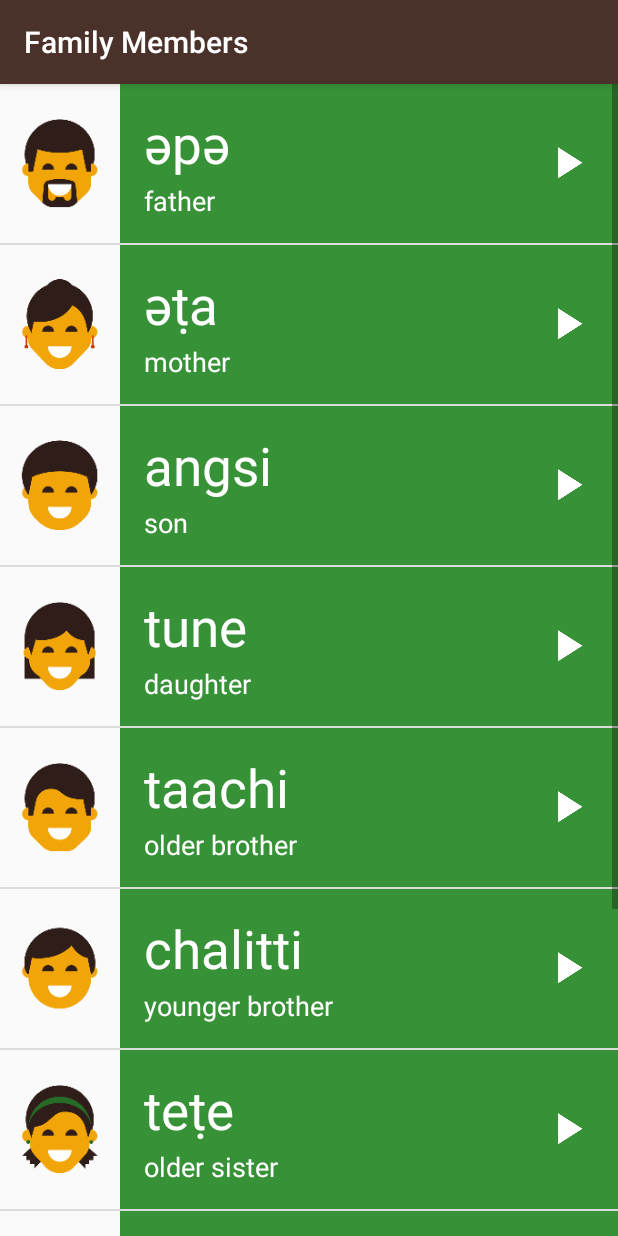
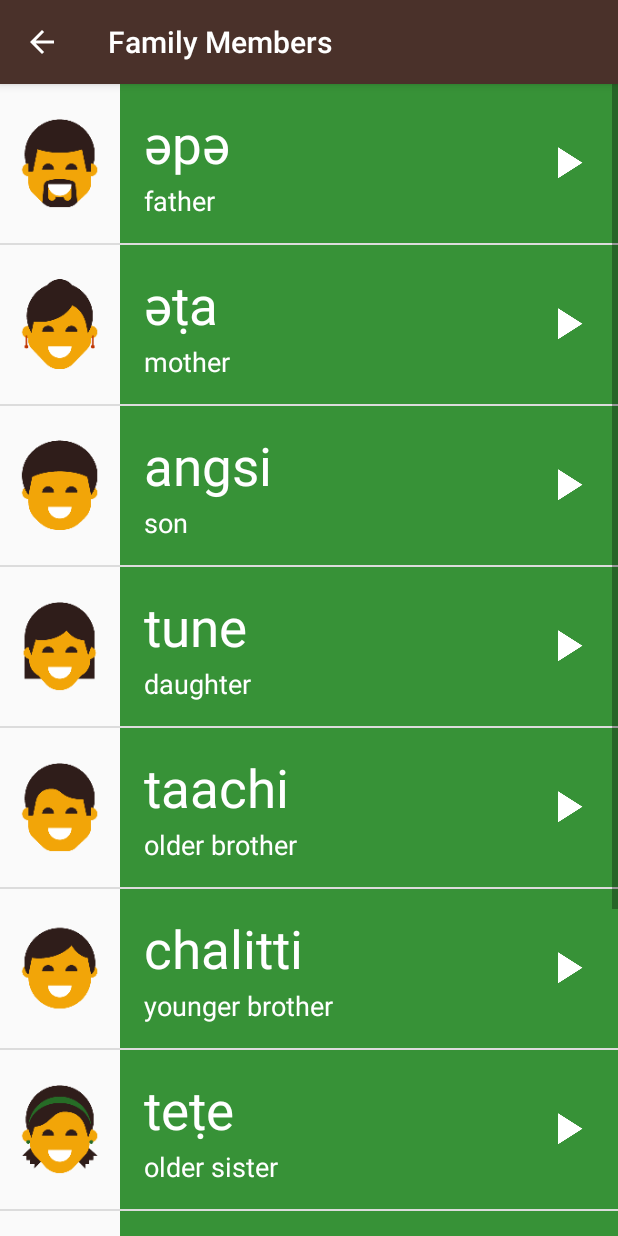
Before and after one commit to mido3ds/Miwok, an Android app: the FamilyActivity screen opened directly, with no data from a screen before it, after a tap on "әpә", on a phone screen of 412 x 824 dp. Run offline under Robolectric (Android 15) with nearby library versions, the phone set to English and light mode, and no system bars.

Commit message:
Added Up navigation

```diff
--- a/app/src/main/java/com/example/android/miwok/Activities/ColorsActivity.java
+++ b/app/src/main/java/com/example/android/miwok/Activities/ColorsActivity.java
@@ -6,9 +6,9 @@ import android.support.v7.app.AppCompatActivity;
 import android.widget.ListView;
 
 import com.example.android.miwok.ListViewUtilities.OnItemClickListener;
-import com.example.android.miwok.R;
 import com.example.android.miwok.ListViewUtilities.WordView;
 import com.example.android.miwok.ListViewUtilities.WordViewAdapter;
+import com.example.android.miwok.R;
 
 import java.util.Arrays;
 import java.util.List;
@@ -22,8 +22,8 @@ public class ColorsActivity extends AppCompatActivity {
             new WordView("gray", "ṭopoppi", R.drawable.color_gray),
             new WordView("black", "kululli", R.drawable.color_black),
             new WordView("white", "kelelli", R.drawable.color_white),
-            new WordView("dusty yellow" ,"ṭopiisә", R.drawable.color_dusty_yellow),
-            new WordView("mustard yellow" ,"chiwiiṭә", R.drawable.color_mustard_yellow)
+            new WordView("dusty yellow", "ṭopiisә", R.drawable.color_dusty_yellow),
+            new WordView("mustard yellow", "chiwiiṭә", R.drawable.color_mustard_yellow)
     );
 
     private final int[] wordMedia = {
--- a/app/src/main/java/com/example/android/miwok/Activities/NumbersActivity.java
+++ b/app/src/main/java/com/example/android/miwok/Activities/NumbersActivity.java
@@ -55,4 +55,5 @@ public class NumbersActivity extends AppCompatActivity {
         listView.setAdapter(wordViewAdapter);
         listView.setOnItemClickListener(new OnItemClickListener(this, wordMedia));
     }
+
 }
--- a/app/src/main/java/com/example/android/miwok/ListViewUtilities/OnItemClickListener.java
+++ b/app/src/main/java/com/example/android/miwok/ListViewUtilities/OnItemClickListener.java
@@ -13,39 +13,17 @@ import static android.media.AudioManager.AUDIOFOCUS_REQUEST_GRANTED;
 
 public class OnItemClickListener implements AdapterView.OnItemClickListener {
 
-    private MediaPlayer mediaPlayer;
-
     private final Context context;
     private final int wordMedia[];
     private final AudioManager audioManager;
-
-    public OnItemClickListener(Context context, int[] wordMedia) {
-        this.context = context;
-        this.wordMedia = wordMedia;
-
-        audioManager = (AudioManager) context.getSystemService(context.AUDIO_SERVICE);
-    }
-
-    @Override
-    public void onItemClick(AdapterView<?> adapterView, View view, int position, long l) {
-
-        mediaPlayer = MediaPlayer.create(context, wordMedia[position]);
-
-        // get audio focus
-        int result = audioManager.requestAudioFocus(onAudioFocusChangeListener,
-                AudioManager.STREAM_MUSIC, AudioManager.AUDIOFOCUS_GAIN_TRANSIENT);
-
-        if (result == AUDIOFOCUS_REQUEST_GRANTED) {
-
-            mediaPlayer.start();
-            mediaPlayer.setOnCompletionListener(onCompletionListener);
-
-        } else {
-            Log.e("AudioFocus", "AudioFocus is not granted, cant play sound");
+    private final MediaPlayer.OnCompletionListener onCompletionListener = new MediaPlayer.OnCompletionListener() {
+        @Override
+        public void onCompletion(MediaPlayer mediaPlayer) {
+            mediaPlayer.release();
+            audioManager.abandonAudioFocus(onAudioFocusChangeListener);
         }
-
-    }
-
+    };
+    private MediaPlayer mediaPlayer;
     private final AudioManager.OnAudioFocusChangeListener onAudioFocusChangeListener = new AudioManager.OnAudioFocusChangeListener() {
 
         @Override
@@ -76,12 +54,31 @@ public class OnItemClickListener implements AdapterView.OnItemClickListener {
 
     };
 
-    private final MediaPlayer.OnCompletionListener onCompletionListener = new MediaPlayer.OnCompletionListener() {
-        @Override
-        public void onCompletion(MediaPlayer mediaPlayer) {
-            mediaPlayer.release();
-            audioManager.abandonAudioFocus(onAudioFocusChangeListener);
+    public OnItemClickListener(Context context, int[] wordMedia) {
+        this.context = context;
+        this.wordMedia = wordMedia;
+
+        audioManager = (AudioManager) context.getSystemService(context.AUDIO_SERVICE);
+    }
+
+    @Override
+    public void onItemClick(AdapterView<?> adapterView, View view, int position, long l) {
+
+        mediaPlayer = MediaPlayer.create(context, wordMedia[position]);
+
+        // get audio focus
+        int result = audioManager.requestAudioFocus(onAudioFocusChangeListener,
+                AudioManager.STREAM_MUSIC, AudioManager.AUDIOFOCUS_GAIN_TRANSIENT);
+
+        if (result == AUDIOFOCUS_REQUEST_GRANTED) {
+
+            mediaPlayer.start();
+            mediaPlayer.setOnCompletionListener(onCompletionListener);
+
+        } else {
+            Log.e("AudioFocus", "AudioFocus is not granted, cant play sound");
         }
-    };
+
+    }
 
 }
--- a/app/src/main/res/layout/list_item.xml
+++ b/app/src/main/res/layout/list_item.xml
@@ -6,50 +6,51 @@
     android:orientation="horizontal">
 
     <ImageView
+        android:id="@+id/thumb"
         android:layout_width="80dp"
         android:layout_height="match_parent"
-        android:id="@+id/thumb"
 
         tools:src="@drawable/family_father"
-        tools:visibility="visible"/>
+        tools:visibility="visible" />
 
     <FrameLayout
+        android:id="@+id/linear_sub_list"
         android:layout_width="match_parent"
         android:layout_height="wrap_content"
-        android:id="@+id/linear_sub_list"
 
         tools:background="#a62424">
 
         <LinearLayout
             android:layout_width="match_parent"
             android:layout_height="match_parent"
-            android:padding="16dp"
-            android:background="?android:attr/selectableItemBackground">
+            android:background="?android:attr/selectableItemBackground"
+            android:padding="16dp">
 
             <LinearLayout
                 android:layout_width="0dp"
                 android:layout_height="wrap_content"
-                android:orientation="vertical"
+                android:layout_gravity="center_vertical"
                 android:layout_weight="1"
-                android:layout_gravity="center_vertical">
+                android:orientation="vertical">
+
                 <TextView
+                    android:id="@+id/miwok_word"
                     android:layout_width="wrap_content"
                     android:layout_height="wrap_content"
-                    android:id="@+id/miwok_word"
+                    android:textColor="#ffffff"
                     android:textSize="35sp"
-                    android:textColor="#ffffff"
 
-                    tools:text="lutti"/>
+                    tools:text="lutti" />
 
                 <TextView
+                    android:id="@+id/english_word"
                     android:layout_width="wrap_content"
                     android:layout_height="wrap_content"
-                    android:id="@+id/english_word"
-                    android:textSize="18sp"
                     android:layout_marginTop="2dp"
                     android:textColor="#ffffff"
+                    android:textSize="18sp"
 
-                    tools:text="one"/>
+                    tools:text="one" />
             </LinearLayout>
 
             <ImageView
--- a/app/src/main/res/layout/word_list.xml
+++ b/app/src/main/res/layout/word_list.xml
@@ -1,6 +1,5 @@
 <?xml version="1.0" encoding="utf-8"?>
 <ListView xmlns:android="http://schemas.android.com/apk/res/android"
-    xmlns:tools="http://schemas.android.com/tools"
     android:id="@+id/list"
     android:layout_width="match_parent"
     android:layout_height="match_parent"
```
Also changed, not shown: app/src/main/AndroidManifest.xml (+5 -6 lines), app/src/main/java/com/example/android/miwok/Activities/FamilyActivity.java (+10 -10 lines), app/src/main/java/com/example/android/miwok/Activities/MainActivity.java (+13 -0 lines), app/src/main/java/com/example/android/miwok/Activities/PhrasesActivity.java (+10 -10 lines), app/src/main/res/layout/activity_main.xml (+12 -8 lines).
